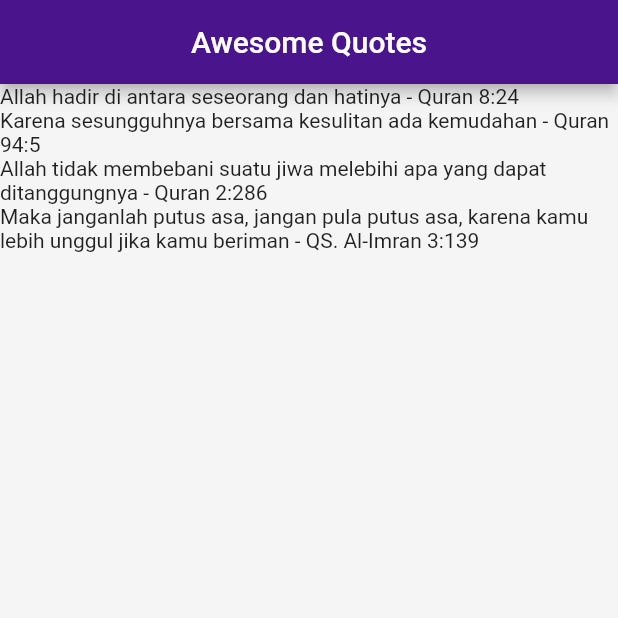
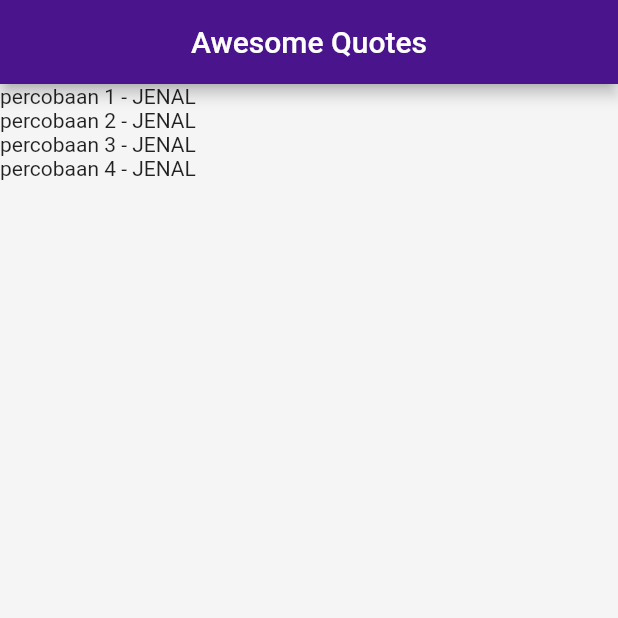
Before and after one commit to jenalalfianta/flutter_list_of_data, a Flutter app: the screen it shows after launch, on a phone screen of 412 x 824 dp, the top half of it. Run offline on Flutter 3.47's test engine with Material 2 defaults, Android fonts, the phone set to English and light mode, and no system bars.

Commit message:
custom class

```diff
--- a/lib/main.dart
+++ b/lib/main.dart
@@ -1,4 +1,5 @@
 import 'package:flutter/material.dart';
+import 'quotes.dart';
 
 void main() => runApp(MaterialApp(
       home: quoteList(),
@@ -12,11 +13,11 @@ class quoteList extends StatefulWidget {
 }
 
 class _quoteListState extends State<quoteList> {
-  List<String> quotes = [
-    'Allah hadir di antara seseorang dan hatinya - Quran 8:24',
-    'Karena sesungguhnya bersama kesulitan ada kemudahan - Quran 94:5',
-    'Allah tidak membebani suatu jiwa melebihi apa yang dapat ditanggungnya - Quran 2:286',
-    'Maka janganlah putus asa, jangan pula putus asa, karena kamu lebih unggul jika kamu beriman - QS. Al-Imran 3:139'
+  List<Quotes> quotes = [
+    Quotes(author: 'JENAL', text: 'percobaan 1'),
+    Quotes(author: 'JENAL', text: 'percobaan 2'),
+    Quotes(author: 'JENAL', text: 'percobaan 3'),
+    Quotes(author: 'JENAL', text: 'percobaan 4'),
   ];
 
   @override
@@ -30,7 +31,9 @@ class _quoteListState extends State<quoteList> {
       ),
       body: Column(
         crossAxisAlignment: CrossAxisAlignment.start,
-        children: quotes.map((quote) => Text(quote)).toList(),
+        children: quotes
+            .map((quote) => Text('${quote.text} - ${quote.author}'))
+            .toList(),
       ),
     );
   }
--- /dev/null
+++ b/lib/quotes.dart
@@ -0,0 +1,6 @@
+class Quotes {
+  String? text;
+  String? author;
+
+  Quotes({this.text, this.author});
+}
```
